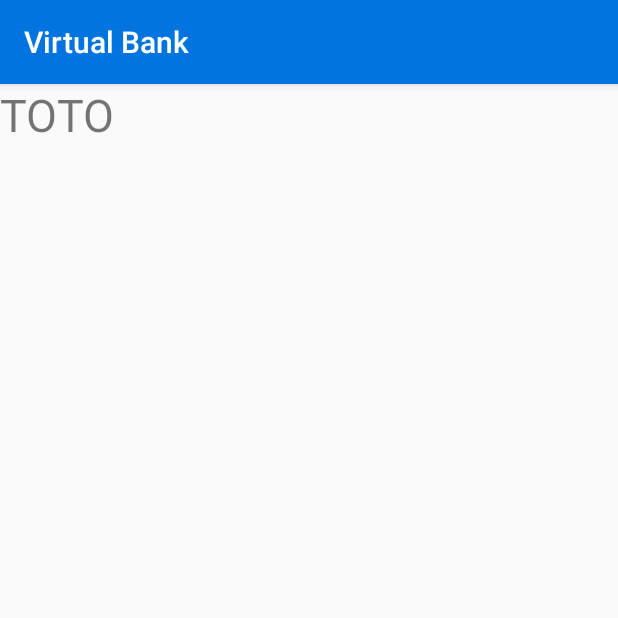
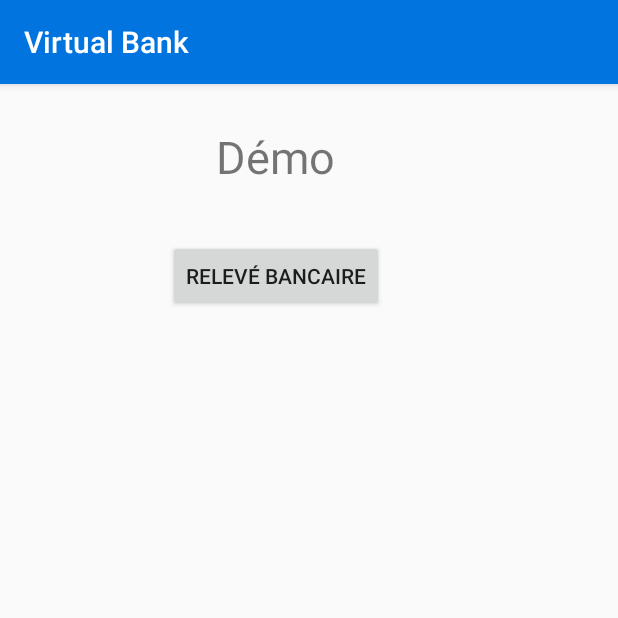
Before and after one commit to Noxyd/VirtualBank, an Android app: the Accueil screen opened directly, with no data from a screen before it, on a phone screen of 412 x 824 dp, the top half of it. Run offline under Robolectric (Android 15) with nearby library versions, the light colour scheme and no system bars.

Commit message:
Modification du fichier accueil pour pouvoir accéder aux autres pages.

```diff
--- a/app/src/main/java/com/example/stri/virtualbank/Accueil.java
+++ b/app/src/main/java/com/example/stri/virtualbank/Accueil.java
@@ -15,5 +15,20 @@ public class Accueil extends AppCompatActivity{
     protected void onCreate(Bundle savedInstanceState) {
         super.onCreate(savedInstanceState);
         setContentView(R.layout.activity_accueil);
+
+        // -    to remove   -
+        //  -   BEGIN     -
+        final Button btn_rlv = (Button) findViewById(R.id.id_btn_releve_bancaire);
+
+        btn_rlv.setOnClickListener(new View.OnClickListener() {
+            @Override
+            public void onClick(View view) {
+
+                Intent intent = new Intent(Accueil.this, ReleveBancaire.class);
+                startActivity(intent);
+            }
+        });
+
+        // -    END    -
     }
 }
--- a/app/src/main/res/layout/activity_accueil.xml
+++ b/app/src/main/res/layout/activity_accueil.xml
@@ -4,12 +4,34 @@
     xmlns:tools="http://schemas.android.com/tools"
     android:layout_width="match_parent" android:layout_height="match_parent">
 
-    <TextView
-        android:id="@+id/textView"
-        android:layout_width="wrap_content"
-        android:layout_height="wrap_content"
-        android:text="TOTO"
-        android:textSize="30sp"
-        tools:layout_editor_absoluteX="154dp"
-        tools:layout_editor_absoluteY="171dp" />
+    <RelativeLayout
+        android:layout_width="368dp"
+        android:layout_height="495dp"
+        tools:layout_editor_absoluteX="8dp"
+        tools:layout_editor_absoluteY="8dp">
+
+        <TextView
+            android:id="@+id/textView"
+            android:layout_width="wrap_content"
+            android:layout_height="wrap_content"
+            android:text="Démo"
+            android:textSize="30sp"
+            tools:layout_editor_absoluteX="153dp"
+            tools:layout_editor_absoluteY="16dp"
+            android:layout_marginTop="28dp"
+            android:layout_alignParentTop="true"
+            android:layout_centerHorizontal="true" />
+
+        <Button
+            android:id="@+id/id_btn_releve_bancaire"
+            android:layout_width="wrap_content"
+            android:layout_height="wrap_content"
+            android:text="Relevé Bancaire"
+            tools:layout_editor_absoluteX="120dp"
+            tools:layout_editor_absoluteY="100dp"
+            android:layout_below="@+id/textView"
+            android:layout_centerHorizontal="true"
+            android:layout_marginTop="35dp" />
+    </RelativeLayout>
+
 </android.support.constraint.ConstraintLayout>
```
